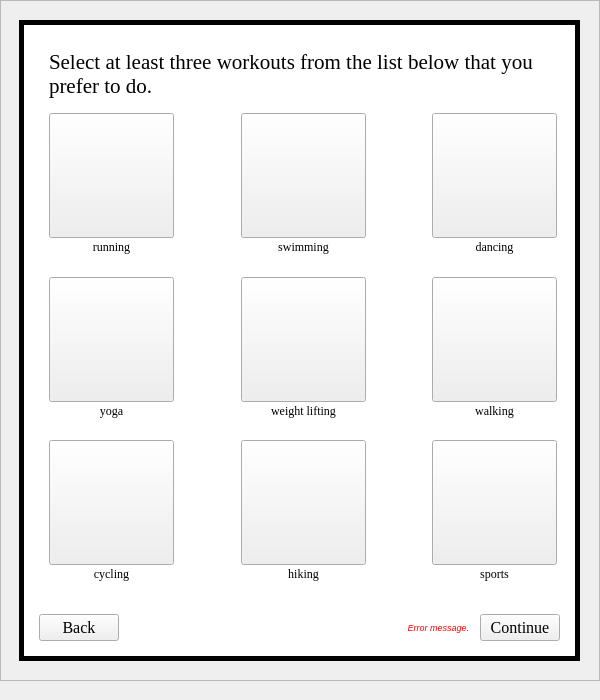
The window that lssdapplication.ui (Raam0/ece4574Project) describes before a commit, drawn with Qt 5.
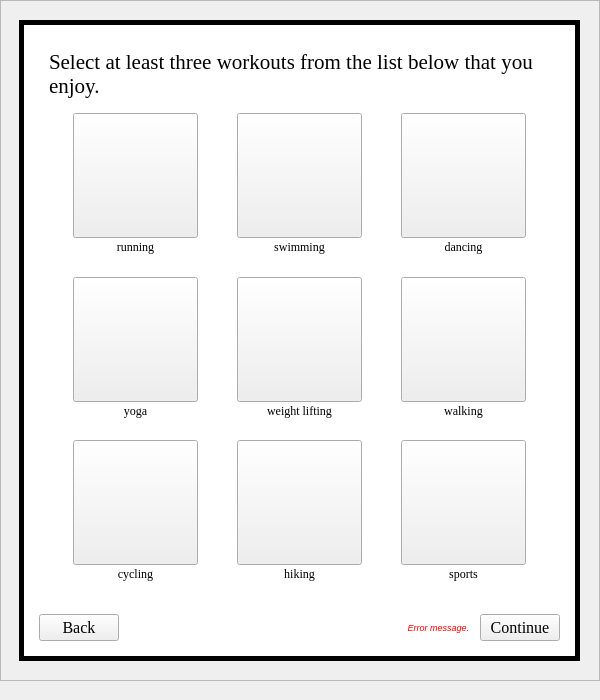
The same window after the commit. The open tabs and pages were chosen to show the change.

Diff of the .ui file:
```diff
--- a/lssdapplication.ui
+++ b/lssdapplication.ui
@@ -1564,7 +1564,7 @@
             <rect>
              <x>10</x>
              <y>10</y>
-             <width>508</width>
+             <width>501</width>
              <height>541</height>
             </rect>
            </property>
@@ -1594,7 +1594,7 @@
                </font>
               </property>
               <property name="text">
-               <string>Select at least three workouts from the list below that you prefer to do.</string>
+               <string>Select at least three workouts from the list below that you enjoy.</string>
               </property>
               <property name="scaledContents">
                <bool>false</bool>
@@ -1609,55 +1609,41 @@
               <property name="verticalSpacing">
                <number>2</number>
               </property>
-              <item row="5" column="0">
-               <spacer name="vspacer11w">
-                <property name="orientation">
-                 <enum>Qt::Vertical</enum>
+              <item row="3" column="1">
+               <widget class="QPushButton" name="yogabutton">
+                <property name="sizePolicy">
+                 <sizepolicy hsizetype="Minimum" vsizetype="MinimumExpanding">
+                  <horstretch>0</horstretch>
+                  <verstretch>0</verstretch>
+                 </sizepolicy>
                 </property>
-                <property name="sizeType">
-                 <enum>QSizePolicy::MinimumExpanding</enum>
-                </property>
-                <property name="sizeHint" stdset="0">
+                <property name="minimumSize">
                  <size>
-                  <width>20</width>
-                  <height>5</height>
+                  <width>125</width>
+                  <height>125</height>
                  </size>
                 </property>
-               </spacer>
-              </item>
-              <item row="6" column="1">
-               <spacer name="hspacer11w">
-                <property name="orientation">
-                 <enum>Qt::Horizontal</enum>
-                </property>
-                <property name="sizeType">
-                 <enum>QSizePolicy::MinimumExpanding</enum>
-                </property>
-                <property name="sizeHint" stdset="0">
+                <property name="maximumSize">
                  <size>
-                  <width>15</width>
-                  <height>20</height>
+                  <width>125</width>
+                  <height>125</height>
                  </size>
                 </property>
-               </spacer>
-              </item>
-              <item row="2" column="0">
-               <spacer name="vspacer12w">
-                <property name="orientation">
-                 <enum>Qt::Vertical</enum>
+                <property name="text">
+                 <string/>
                 </property>
-                <property name="sizeType">
-                 <enum>QSizePolicy::MinimumExpanding</enum>
-                </property>
-                <property name="sizeHint" stdset="0">
+                <property name="iconSize">
                  <size>
-                  <width>20</width>
-                  <height>5</height>
+                  <width>110</width>
+                  <height>110</height>
                  </size>
                 </property>
-               </spacer>
+                <property name="checkable">
+                 <bool>true</bool>
+                </property>
+               </widget>
               </item>
-              <item row="1" column="4">
+              <item row="1" column="5">
                <widget class="QLabel" name="dancinglabel">
                 <property name="font">
                  <font>
@@ -1673,24 +1659,8 @@
                 </property>
                </widget>
               </item>
-              <item row="2" column="4">
-               <spacer name="vspacer32w">
-                <property name="orientation">
-                 <enum>Qt::Vertical</enum>
-                </property>
-                <property name="sizeType">
-                 <enum>QSizePolicy::MinimumExpanding</enum>
-                </property>
-                <property name="sizeHint" stdset="0">
-                 <size>
-                  <width>20</width>
-                  <height>5</height>
-                 </size>
-                </property>
-               </spacer>
-              </item>
-              <item row="3" column="2">
-               <widget class="QPushButton" name="weightliftingbutton">
+              <item row="0" column="1">
+               <widget class="QPushButton" name="runningbutton">
                 <property name="sizePolicy">
                  <sizepolicy hsizetype="Minimum" vsizetype="MinimumExpanding">
                   <horstretch>0</horstretch>
@@ -1714,8 +1684,8 @@
                 </property>
                 <property name="iconSize">
                  <size>
-                  <width>95</width>
-                  <height>95</height>
+                  <width>110</width>
+                  <height>110</height>
                  </size>
                 </property>
                 <property name="checkable">
@@ -1723,141 +1693,7 @@
                 </property>
                </widget>
               </item>
-              <item row="6" column="2">
-               <widget class="QPushButton" name="hikingbutton">
-                <property name="sizePolicy">
-                 <sizepolicy hsizetype="Minimum" vsizetype="MinimumExpanding">
-                  <horstretch>0</horstretch>
-                  <verstretch>0</verstretch>
-                 </sizepolicy>
-                </property>
-                <property name="minimumSize">
-                 <size>
-                  <width>125</width>
-                  <height>125</height>
-                 </size>
-                </property>
-                <property name="maximumSize">
-                 <size>
-                  <width>125</width>
-                  <height>125</height>
-                 </size>
-                </property>
-                <property name="text">
-                 <string/>
-                </property>
-                <property name="iconSize">
-                 <size>
-                  <width>95</width>
-                  <height>95</height>
-                 </size>
-                </property>
-                <property name="checkable">
-                 <bool>true</bool>
-                </property>
-               </widget>
-              </item>
-              <item row="6" column="4">
-               <widget class="QPushButton" name="sportsbutton">
-                <property name="sizePolicy">
-                 <sizepolicy hsizetype="Minimum" vsizetype="MinimumExpanding">
-                  <horstretch>0</horstretch>
-                  <verstretch>0</verstretch>
-                 </sizepolicy>
-                </property>
-                <property name="minimumSize">
-                 <size>
-                  <width>125</width>
-                  <height>125</height>
-                 </size>
-                </property>
-                <property name="maximumSize">
-                 <size>
-                  <width>125</width>
-                  <height>125</height>
-                 </size>
-                </property>
-                <property name="text">
-                 <string/>
-                </property>
-                <property name="iconSize">
-                 <size>
-                  <width>95</width>
-                  <height>95</height>
-                 </size>
-                </property>
-                <property name="checkable">
-                 <bool>true</bool>
-                </property>
-               </widget>
-              </item>
-              <item row="4" column="4">
-               <widget class="QLabel" name="walkinglabel">
-                <property name="font">
-                 <font>
-                  <family>Georgia</family>
-                  <kerning>true</kerning>
-                 </font>
-                </property>
-                <property name="text">
-                 <string>walking</string>
-                </property>
-                <property name="alignment">
-                 <set>Qt::AlignCenter</set>
-                </property>
-               </widget>
-              </item>
-              <item row="7" column="0">
-               <widget class="QLabel" name="cyclinglabel">
-                <property name="font">
-                 <font>
-                  <family>Georgia</family>
-                  <kerning>true</kerning>
-                 </font>
-                </property>
-                <property name="text">
-                 <string>cycling</string>
-                </property>
-                <property name="alignment">
-                 <set>Qt::AlignCenter</set>
-                </property>
-               </widget>
-              </item>
-              <item row="3" column="0">
-               <widget class="QPushButton" name="yogabutton">
-                <property name="sizePolicy">
-                 <sizepolicy hsizetype="Minimum" vsizetype="MinimumExpanding">
-                  <horstretch>0</horstretch>
-                  <verstretch>0</verstretch>
-                 </sizepolicy>
-                </property>
-                <property name="minimumSize">
-                 <size>
-                  <width>125</width>
-                  <height>125</height>
-                 </size>
-                </property>
-                <property name="maximumSize">
-                 <size>
-                  <width>125</width>
-                  <height>125</height>
-                 </size>
-                </property>
-                <property name="text">
-                 <string/>
-                </property>
-                <property name="iconSize">
-                 <size>
-                  <width>95</width>
-                  <height>95</height>
-                 </size>
-                </property>
-                <property name="checkable">
-                 <bool>true</bool>
-                </property>
-               </widget>
-              </item>
-              <item row="5" column="4">
+              <item row="5" column="5">
                <spacer name="vspacer31w">
                 <property name="orientation">
                  <enum>Qt::Vertical</enum>
@@ -1873,125 +1709,7 @@
                 </property>
                </spacer>
               </item>
-              <item row="0" column="2">
-               <widget class="QPushButton" name="swimmingbutton">
-                <property name="sizePolicy">
-                 <sizepolicy hsizetype="Minimum" vsizetype="MinimumExpanding">
-                  <horstretch>0</horstretch>
-                  <verstretch>0</verstretch>
-                 </sizepolicy>
-                </property>
-                <property name="minimumSize">
-                 <size>
-                  <width>125</width>
-                  <height>125</height>
-                 </size>
-                </property>
-                <property name="maximumSize">
-                 <size>
-                  <width>125</width>
-                  <height>125</height>
-                 </size>
-                </property>
-                <property name="text">
-                 <string/>
-                </property>
-                <property name="iconSize">
-                 <size>
-                  <width>95</width>
-                  <height>95</height>
-                 </size>
-                </property>
-                <property name="checkable">
-                 <bool>true</bool>
-                </property>
-               </widget>
-              </item>
-              <item row="3" column="1">
-               <spacer name="hspacer12w">
-                <property name="orientation">
-                 <enum>Qt::Horizontal</enum>
-                </property>
-                <property name="sizeType">
-                 <enum>QSizePolicy::MinimumExpanding</enum>
-                </property>
-                <property name="sizeHint" stdset="0">
-                 <size>
-                  <width>15</width>
-                  <height>20</height>
-                 </size>
-                </property>
-               </spacer>
-              </item>
-              <item row="3" column="4">
-               <widget class="QPushButton" name="walkingbutton">
-                <property name="sizePolicy">
-                 <sizepolicy hsizetype="Minimum" vsizetype="MinimumExpanding">
-                  <horstretch>0</horstretch>
-                  <verstretch>0</verstretch>
-                 </sizepolicy>
-                </property>
-                <property name="minimumSize">
-                 <size>
-                  <width>125</width>
-                  <height>125</height>
-                 </size>
-                </property>
-                <property name="maximumSize">
-                 <size>
-                  <width>125</width>
-                  <height>125</height>
-                 </size>
-                </property>
-                <property name="text">
-                 <string/>
-                </property>
-                <property name="iconSize">
-                 <size>
-                  <width>95</width>
-                  <height>95</height>
-                 </size>
-                </property>
-                <property name="checkable">
-                 <bool>true</bool>
-                </property>
-               </widget>
-              </item>
-              <item row="0" column="4">
-               <widget class="QPushButton" name="dancingbutton">
-                <property name="sizePolicy">
-                 <sizepolicy hsizetype="Minimum" vsizetype="MinimumExpanding">
-                  <horstretch>0</horstretch>
-                  <verstretch>0</verstretch>
-                 </sizepolicy>
-                </property>
-                <property name="minimumSize">
-                 <size>
-                  <width>125</width>
-                  <height>125</height>
-                 </size>
-                </property>
-                <property name="maximumSize">
-                 <size>
-                  <width>125</width>
-                  <height>125</height>
-                 </size>
-                </property>
-                <property name="text">
-                 <string/>
-                </property>
-                <property name="iconSize">
-                 <size>
-                  <width>95</width>
-                  <height>95</height>
-                 </size>
-                </property>
-                <property name="checkable">
-                 <bool>true</bool>
-                </property>
-               </widget>
-              </item>
-              <item row="1" column="0">
+              <item row="1" column="1">
                <widget class="QLabel" name="runninglabel">
                 <property name="font">
                  <font>
@@ -2007,8 +1725,8 @@
                 </property>
                </widget>
               </item>
-              <item row="0" column="0">
-               <widget class="QPushButton" name="runningbutton">
+              <item row="3" column="5">
+               <widget class="QPushButton" name="walkingbutton">
                 <property name="sizePolicy">
                  <sizepolicy hsizetype="Minimum" vsizetype="MinimumExpanding">
                   <horstretch>0</horstretch>
@@ -2032,8 +1750,8 @@
                 </property>
                 <property name="iconSize">
                  <size>
-                  <width>100</width>
-                  <height>100</height>
+                  <width>110</width>
+                  <height>110</height>
                  </size>
                 </property>
                 <property name="checkable">
@@ -2041,7 +1759,23 @@
                 </property>
                </widget>
               </item>
-              <item row="7" column="4">
+              <item row="2" column="1">
+               <spacer name="vspacer12w">
+                <property name="orientation">
+                 <enum>Qt::Vertical</enum>
+                </property>
+                <property name="sizeType">
+                 <enum>QSizePolicy::MinimumExpanding</enum>
+                </property>
+                <property name="sizeHint" stdset="0">
+                 <size>
+                  <width>20</width>
+                  <height>5</height>
+                 </size>
+                </property>
+               </spacer>
+              </item>
+              <item row="7" column="5">
                <widget class="QLabel" name="sportslabel">
                 <property name="font">
                  <font>
@@ -2057,121 +1791,7 @@
                 </property>
                </widget>
               </item>
-              <item row="4" column="0">
-               <widget class="QLabel" name="yogalabel">
-                <property name="font">
-                 <font>
-                  <family>Georgia</family>
-                  <kerning>true</kerning>
-                 </font>
-                </property>
-                <property name="text">
-                 <string>yoga</string>
-                </property>
-                <property name="alignment">
-                 <set>Qt::AlignCenter</set>
-                </property>
-               </widget>
-              </item>
-              <item row="6" column="0">
-               <widget class="QPushButton" name="cyclingbutton">
-                <property name="sizePolicy">
-                 <sizepolicy hsizetype="Minimum" vsizetype="MinimumExpanding">
-                  <horstretch>0</horstretch>
-                  <verstretch>0</verstretch>
-                 </sizepolicy>
-                </property>
-                <property name="minimumSize">
-                 <size>
-                  <width>125</width>
-                  <height>125</height>
-                 </size>
-                </property>
-                <property name="maximumSize">
-                 <size>
-                  <width>125</width>
-                  <height>125</height>
-                 </size>
-                </property>
-                <property name="text">
-                 <string/>
-                </property>
-                <property name="iconSize">
-                 <size>
-                  <width>95</width>
-                  <height>95</height>
-                 </size>
-                </property>
-                <property name="checkable">
-                 <bool>true</bool>
-                </property>
-               </widget>
-              </item>
-              <item row="3" column="3">
-               <spacer name="hspacer22w">
-                <property name="orientation">
-                 <enum>Qt::Horizontal</enum>
-                </property>
-                <property name="sizeType">
-                 <enum>QSizePolicy::MinimumExpanding</enum>
-                </property>
-                <property name="sizeHint" stdset="0">
-                 <size>
-                  <width>15</width>
-                  <height>20</height>
-                 </size>
-                </property>
-               </spacer>
-              </item>
-              <item row="6" column="3">
-               <spacer name="hspacer21w">
-                <property name="orientation">
-                 <enum>Qt::Horizontal</enum>
-                </property>
-                <property name="sizeType">
-                 <enum>QSizePolicy::MinimumExpanding</enum>
-                </property>
-                <property name="sizeHint" stdset="0">
-                 <size>
-                  <width>15</width>
-                  <height>20</height>
-                 </size>
-                </property>
-               </spacer>
-              </item>
-              <item row="5" column="2">
-               <spacer name="vspacer21w">
-                <property name="orientation">
-                 <enum>Qt::Vertical</enum>
-                </property>
-                <property name="sizeType">
-                 <enum>QSizePolicy::MinimumExpanding</enum>
-                </property>
-                <property name="sizeHint" stdset="0">
-                 <size>
-                  <width>20</width>
-                  <height>5</height>
-                 </size>
-                </property>
-               </spacer>
-              </item>
-              <item row="2" column="2">
-               <spacer name="vspacer22w">
-                <property name="orientation">
-                 <enum>Qt::Vertical</enum>
-                </property>
-                <property name="sizeType">
-                 <enum>QSizePolicy::MinimumExpanding</enum>
-                </property>
-                <property name="sizeHint" stdset="0">
-                 <size>
-                  <width>20</width>
-                  <height>5</height>
-                 </size>
-                </property>
-               </spacer>
-              </item>
-              <item row="1" column="2">
+              <item row="1" column="3">
                <widget class="QLabel" name="swimminglabel">
                 <property name="font">
                  <font>
@@ -2187,8 +1807,8 @@
                 </property>
                </widget>
               </item>
-              <item row="4" column="2">
-               <widget class="QLabel" name="weightliftinglabel">
+              <item row="7" column="1">
+               <widget class="QLabel" name="cyclinglabel">
                 <property name="font">
                  <font>
                   <family>Georgia</family>
@@ -2196,14 +1816,132 @@
                  </font>
                 </property>
                 <property name="text">
-                 <string>weight lifting</string>
+                 <string>cycling</string>
                 </property>
                 <property name="alignment">
                  <set>Qt::AlignCenter</set>
                 </property>
                </widget>
               </item>
-              <item row="7" column="2">
+              <item row="6" column="1">
+               <widget class="QPushButton" name="cyclingbutton">
+                <property name="sizePolicy">
+                 <sizepolicy hsizetype="Minimum" vsizetype="MinimumExpanding">
+                  <horstretch>0</horstretch>
+                  <verstretch>0</verstretch>
+                 </sizepolicy>
+                </property>
+                <property name="minimumSize">
+                 <size>
+                  <width>125</width>
+                  <height>125</height>
+                 </size>
+                </property>
+                <property name="maximumSize">
+                 <size>
+                  <width>125</width>
+                  <height>125</height>
+                 </size>
+                </property>
+                <property name="text">
+                 <string/>
+                </property>
+                <property name="iconSize">
+                 <size>
+                  <width>110</width>
+                  <height>110</height>
+                 </size>
+                </property>
+                <property name="checkable">
+                 <bool>true</bool>
+                </property>
+               </widget>
+              </item>
+              <item row="0" column="5">
+               <widget class="QPushButton" name="dancingbutton">
+                <property name="sizePolicy">
+                 <sizepolicy hsizetype="Minimum" vsizetype="MinimumExpanding">
+                  <horstretch>0</horstretch>
+                  <verstretch>0</verstretch>
+                 </sizepolicy>
+                </property>
+                <property name="minimumSize">
+                 <size>
+                  <width>125</width>
+                  <height>125</height>
+                 </size>
+                </property>
+                <property name="maximumSize">
+                 <size>
+                  <width>125</width>
+                  <height>125</height>
+                 </size>
+                </property>
+                <property name="text">
+                 <string/>
+                </property>
+                <property name="iconSize">
+                 <size>
+                  <width>110</width>
+                  <height>110</height>
+                 </size>
+                </property>
+                <property name="checkable">
+                 <bool>true</bool>
+                </property>
+               </widget>
+              </item>
+              <item row="0" column="4">
+               <spacer name="hspacer23w">
+                <property name="orientation">
+                 <enum>Qt::Horizontal</enum>
+                </property>
+                <property name="sizeType">
+                 <enum>QSizePolicy::MinimumExpanding</enum>
+                </property>
+                <property name="sizeHint" stdset="0">
+                 <size>
+                  <width>15</width>
+                  <height>20</height>
+                 </size>
+                </property>
+               </spacer>
+              </item>
+              <item row="6" column="5">
+               <widget class="QPushButton" name="sportsbutton">
+                <property name="sizePolicy">
+                 <sizepolicy hsizetype="Minimum" vsizetype="MinimumExpanding">
+                  <horstretch>0</horstretch>
+                  <verstretch>0</verstretch>
+                 </sizepolicy>
+                </property>
+                <property name="minimumSize">
+                 <size>
+                  <width>125</width>
+                  <height>125</height>
+                 </size>
+                </property>
+                <property name="maximumSize">
+                 <size>
+                  <width>125</width>
+                  <height>125</height>
+                 </size>
+                </property>
+                <property name="text">
+                 <string/>
+                </property>
+                <property name="iconSize">
+                 <size>
+                  <width>110</width>
+                  <height>110</height>
+                 </size>
+                </property>
+                <property name="checkable">
+                 <bool>true</bool>
+                </property>
+               </widget>
+              </item>
+              <item row="7" column="3">
                <widget class="QLabel" name="hikinglabel">
                 <property name="font">
                  <font>
@@ -2219,8 +1957,58 @@
                 </property>
                </widget>
               </item>
+              <item row="5" column="1">
+               <spacer name="vspacer11w">
+                <property name="orientation">
+                 <enum>Qt::Vertical</enum>
+                </property>
+                <property name="sizeType">
+                 <enum>QSizePolicy::MinimumExpanding</enum>
+                </property>
+                <property name="sizeHint" stdset="0">
+                 <size>
+                  <width>20</width>
+                  <height>5</height>
+                 </size>
+                </property>
+               </spacer>
+              </item>
               <item row="0" column="3">
-               <spacer name="hspacer23w">
+               <widget class="QPushButton" name="swimmingbutton">
+                <property name="sizePolicy">
+                 <sizepolicy hsizetype="Minimum" vsizetype="MinimumExpanding">
+                  <horstretch>0</horstretch>
+                  <verstretch>0</verstretch>
+                 </sizepolicy>
+                </property>
+                <property name="minimumSize">
+                 <size>
+                  <width>125</width>
+                  <height>125</height>
+                 </size>
+                </property>
+                <property name="maximumSize">
+                 <size>
+                  <width>125</width>
+                  <height>125</height>
+                 </size>
+                </property>
+                <property name="text">
+                 <string/>
+                </property>
+                <property name="iconSize">
+                 <size>
+                  <width>110</width>
+                  <height>110</height>
+                 </size>
+                </property>
+                <property name="checkable">
+                 <bool>true</bool>
+                </property>
+               </widget>
+              </item>
+              <item row="3" column="4">
+               <spacer name="hspacer22w">
                 <property name="orientation">
                  <enum>Qt::Horizontal</enum>
                 </property>
@@ -2235,7 +2023,39 @@
                 </property>
                </spacer>
               </item>
-              <item row="0" column="1">
+              <item row="4" column="3">
+               <widget class="QLabel" name="weightliftinglabel">
+                <property name="font">
+                 <font>
+                  <family>Georgia</family>
+                  <kerning>true</kerning>
+                 </font>
+                </property>
+                <property name="text">
+                 <string>weight lifting</string>
+                </property>
+                <property name="alignment">
+                 <set>Qt::AlignCenter</set>
+                </property>
+               </widget>
+              </item>
+              <item row="6" column="4">
+               <spacer name="hspacer21w">
+                <property name="orientation">
+                 <enum>Qt::Horizontal</enum>
+                </property>
+                <property name="sizeType">
+                 <enum>QSizePolicy::MinimumExpanding</enum>
+                </property>
+                <property name="sizeHint" stdset="0">
+                 <size>
+                  <width>15</width>
+                  <height>20</height>
+                 </size>
+                </property>
+               </spacer>
+              </item>
+              <item row="0" column="2">
                <spacer name="hspacer13w">
                 <property name="orientation">
                  <enum>Qt::Horizontal</enum>
@@ -2251,6 +2071,218 @@
                 </property>
                </spacer>
               </item>
+              <item row="2" column="3">
+               <spacer name="vspacer22w">
+                <property name="orientation">
+                 <enum>Qt::Vertical</enum>
+                </property>
+                <property name="sizeType">
+                 <enum>QSizePolicy::MinimumExpanding</enum>
+                </property>
+                <property name="sizeHint" stdset="0">
+                 <size>
+                  <width>20</width>
+                  <height>5</height>
+                 </size>
+                </property>
+               </spacer>
+              </item>
+              <item row="6" column="3">
+               <widget class="QPushButton" name="hikingbutton">
+                <property name="sizePolicy">
+                 <sizepolicy hsizetype="Minimum" vsizetype="MinimumExpanding">
+                  <horstretch>0</horstretch>
+                  <verstretch>0</verstretch>
+                 </sizepolicy>
+                </property>
+                <property name="minimumSize">
+                 <size>
+                  <width>125</width>
+                  <height>125</height>
+                 </size>
+                </property>
+                <property name="maximumSize">
+                 <size>
+                  <width>125</width>
+                  <height>125</height>
+                 </size>
+                </property>
+                <property name="text">
+                 <string/>
+                </property>
+                <property name="iconSize">
+                 <size>
+                  <width>110</width>
+                  <height>110</height>
+                 </size>
+                </property>
+                <property name="checkable">
+                 <bool>true</bool>
+                </property>
+               </widget>
+              </item>
+              <item row="4" column="5">
+               <widget class="QLabel" name="walkinglabel">
+                <property name="font">
+                 <font>
+                  <family>Georgia</family>
+                  <kerning>true</kerning>
+                 </font>
+                </property>
+                <property name="text">
+                 <string>walking</string>
+                </property>
+                <property name="alignment">
+                 <set>Qt::AlignCenter</set>
+                </property>
+               </widget>
+              </item>
+              <item row="5" column="3">
+               <spacer name="vspacer21w">
+                <property name="orientation">
+                 <enum>Qt::Vertical</enum>
+                </property>
+                <property name="sizeType">
+                 <enum>QSizePolicy::MinimumExpanding</enum>
+                </property>
+                <property name="sizeHint" stdset="0">
+                 <size>
+                  <width>20</width>
+                  <height>5</height>
+                 </size>
+                </property>
+               </spacer>
+              </item>
+              <item row="3" column="2">
+               <spacer name="hspacer12w">
+                <property name="orientation">
+                 <enum>Qt::Horizontal</enum>
+                </property>
+                <property name="sizeType">
+                 <enum>QSizePolicy::MinimumExpanding</enum>
+                </property>
+                <property name="sizeHint" stdset="0">
+                 <size>
+                  <width>15</width>
+                  <height>20</height>
+                 </size>
+                </property>
+               </spacer>
+              </item>
+              <item row="6" column="2">
+               <spacer name="hspacer11w">
+                <property name="orientation">
+                 <enum>Qt::Horizontal</enum>
+                </property>
+                <property name="sizeType">
+                 <enum>QSizePolicy::MinimumExpanding</enum>
+                </property>
+                <property name="sizeHint" stdset="0">
+                 <size>
+                  <width>15</width>
+                  <height>20</height>
+                 </size>
+                </property>
+               </spacer>
+              </item>
+              <item row="4" column="1">
+               <widget class="QLabel" name="yogalabel">
+                <property name="font">
+                 <font>
+                  <family>Georgia</family>
+                  <kerning>true</kerning>
+                 </font>
+                </property>
+                <property name="text">
+                 <string>yoga</string>
+                </property>
+                <property name="alignment">
+                 <set>Qt::AlignCenter</set>
+                </property>
+               </widget>
+              </item>
+              <item row="2" column="5">
+               <spacer name="vspacer32w">
+                <property name="orientation">
+                 <enum>Qt::Vertical</enum>
+                </property>
+                <property name="sizeType">
+                 <enum>QSizePolicy::MinimumExpanding</enum>
+                </property>
+                <property name="sizeHint" stdset="0">
+                 <size>
+                  <width>20</width>
+                  <height>5</height>
+                 </size>
+                </property>
+               </spacer>
+              </item>
+              <item row="3" column="3">
+               <widget class="QPushButton" name="weightliftingbutton">
+                <property name="sizePolicy">
+                 <sizepolicy hsizetype="Minimum" vsizetype="MinimumExpanding">
+                  <horstretch>0</horstretch>
+                  <verstretch>0</verstretch>
+                 </sizepolicy>
+                </property>
+                <property name="minimumSize">
+                 <size>
+                  <width>125</width>
+                  <height>125</height>
+                 </size>
+                </property>
+                <property name="maximumSize">
+                 <size>
+                  <width>125</width>
+                  <height>125</height>
+                 </size>
+                </property>
+                <property name="text">
+                 <string/>
+                </property>
+                <property name="iconSize">
+                 <size>
+                  <width>110</width>
+                  <height>110</height>
+                 </size>
+                </property>
+                <property name="checkable">
+                 <bool>true</bool>
+                </property>
+               </widget>
+              </item>
+              <item row="3" column="0">
+               <spacer name="hspacer02w">
+                <property name="orientation">
+                 <enum>Qt::Horizontal</enum>
+                </property>
+                <property name="sizeType">
+                 <enum>QSizePolicy::MinimumExpanding</enum>
+                </property>
+                <property name="sizeHint" stdset="0">
+                 <size>
+                  <width>15</width>
+                  <height>20</height>
+                 </size>
+                </property>
+               </spacer>
+              </item>
+              <item row="3" column="6">
+               <spacer name="hspacer32w">
+                <property name="orientation">
+                 <enum>Qt::Horizontal</enum>
+                </property>
+                <property name="sizeType">
+                 <enum>QSizePolicy::MinimumExpanding</enum>
+                </property>
+                <property name="sizeHint" stdset="0">
+                 <size>
+                  <width>15</width>
+                  <height>20</height>
+                 </size>
+                </property>
+               </spacer>
+              </item>
              </layout>
             </item>
            </layout>
```
Left out of the diff: 57 changed lines with no effect on the pictures.
